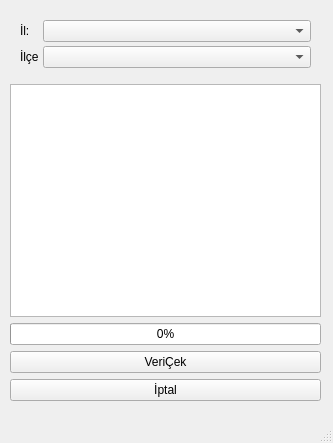
Qt form UI/AnaMenu.ui (VektorelPythonHIA23/GUIProje) before a commit.
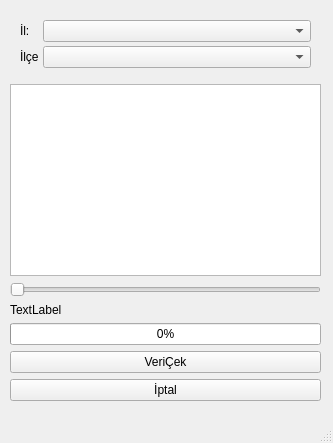
The same form after that commit.

Patch:
```diff
--- a/UI/AnaMenu.ui
+++ b/UI/AnaMenu.ui
@@ -66,21 +66,21 @@
        </item>
       </layout>
      </item>
-     <item row="3" column="0">
+     <item row="5" column="0">
       <widget class="QPushButton" name="btVeriCek">
        <property name="text">
         <string>VeriÇek</string>
        </property>
       </widget>
      </item>
-     <item row="4" column="0">
+     <item row="6" column="0">
       <widget class="QPushButton" name="btIptal">
        <property name="text">
         <string>İptal</string>
        </property>
       </widget>
      </item>
-     <item row="2" column="0">
+     <item row="4" column="0">
       <widget class="QProgressBar" name="pB">
        <property name="value">
         <number>0</number>
@@ -90,6 +90,26 @@
      <item row="1" column="0">
       <widget class="QListWidget" name="listWidget"/>
      </item>
+     <item row="2" column="0">
+      <widget class="QSlider" name="hs">
+       <property name="maximum">
+        <number>20</number>
+       </property>
+       <property name="singleStep">
+        <number>2</number>
+       </property>
+       <property name="orientation">
+        <enum>Qt::Horizontal</enum>
+       </property>
+      </widget>
+     </item>
+     <item row="3" column="0">
+      <widget class="QLabel" name="lblSayi">
+       <property name="text">
+        <string>TextLabel</string>
+       </property>
+      </widget>
+     </item>
     </layout>
    </widget>
   </widget>
```
